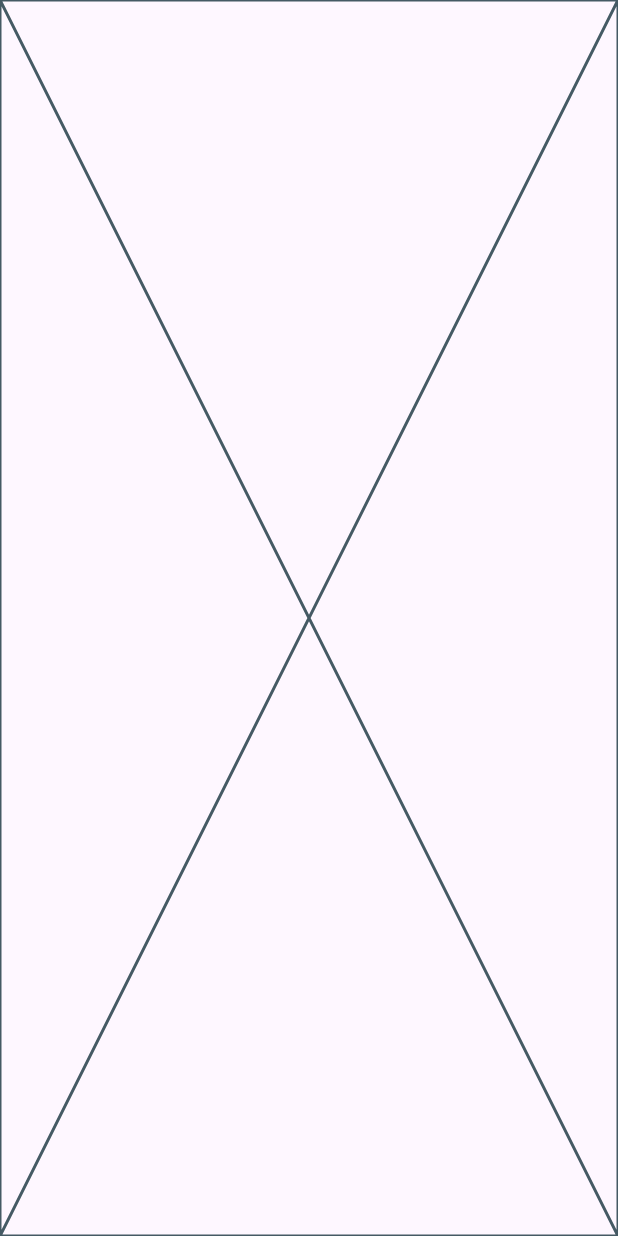
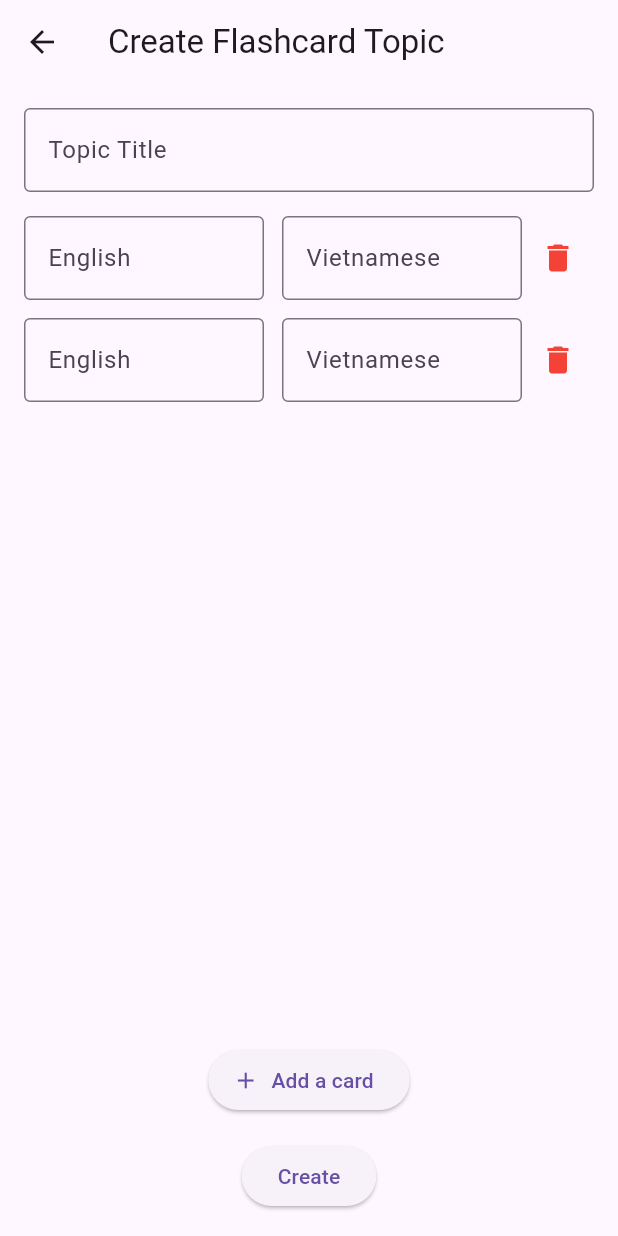
Before and after one commit to Hoangthingoc216/2025_LTTBDD_N04_Nhom_Ngoc, a Flutter app: the FlashcardScreen screen opened directly, on a phone screen of 412 x 824 dp. Run offline on Flutter 3.47's test engine with Material 3 defaults, Android fonts, the phone set to English and light mode, and no system bars; our stand-ins replace cloud_firestore, firebase_auth, firebase_core, google_sign_in; accounts and stored records are empty.

Commit message:
Chỉnh sửa giao diện home, viết khung cho giao diện flashcards

```diff
--- a/Flashcard_app/lib/models/flashcard_model.dart
+++ b/Flashcard_app/lib/models/flashcard_model.dart
@@ -1,12 +1,21 @@
 import 'package:flutter/material.dart';
 
 class FlashcardTopic {
-  final String title; // Tên chủ đề
-  final List<Map<String, String>>
-  words; // Danh sách các từ (word + meaning)
+  String? id;
+  String title;
+  List<Map<String, String>> words;
 
-  FlashcardTopic({
-    required this.title,
-    required this.words,
-  });
+  FlashcardTopic({this.id, required this.title, required this.words});
+
+  Map<String, dynamic> toMap() {
+    return {'title': title, 'words': words};
+  }
+
+  factory FlashcardTopic.fromFirestore(String id, Map<String, dynamic> data) {
+    return FlashcardTopic(
+      id: id,
+      title: data['title'] ?? '',
+      words: List<Map<String, String>>.from(data['words'] ?? []),
+    );
+  }
 }
--- a/Flashcard_app/lib/screens/flashcard_screen.dart
+++ b/Flashcard_app/lib/screens/flashcard_screen.dart
@@ -1,17 +1,18 @@
 import 'package:flutter/material.dart';
+import 'package:flashcard_app/models/flashcard_model.dart';
+import 'package:flashcard_app/services/firestore_service.dart';
 
 class FlashcardScreen extends StatefulWidget {
   const FlashcardScreen({super.key});
 
   @override
-  State<FlashcardScreen> createState() =>
-      _FlashcardScreenState();
+  State<FlashcardScreen> createState() => _FlashcardScreenState();
 }
 
 class _FlashcardScreenState extends State<FlashcardScreen> {
-  final TextEditingController _titleController =
-      TextEditingController();
+  final TextEditingController _titleController = TextEditingController();
   List<Map<String, TextEditingController>> flashcards = [];
+
   @override
   void initState() {
     super.initState();
@@ -26,6 +27,111 @@ class _FlashcardScreenState extends State<FlashcardScreen> {
   }
 
   Widget build(BuildContext context) {
-    return const Placeholder();
+    return Scaffold(
+      appBar: AppBar(title: Text('Create Flashcard Topic')),
+      body: Padding(
+        padding: EdgeInsets.all(16.0),
+        child: Column(
+          children: [
+            TextField(
+              controller: _titleController,
+              decoration: InputDecoration(
+                labelText: 'Topic Title',
+                border: OutlineInputBorder(),
+              ),
+            ),
+            SizedBox(height: 16),
+
+            Expanded(
+              child: ListView.builder(
+                itemCount: flashcards.length,
+                itemBuilder: (context, index) {
+                  return Padding(
+                    padding: const EdgeInsets.only(bottom: 12.0),
+                    child: Row(
+                      children: [
+                        Expanded(
+                          child: TextField(
+                            controller: flashcards[index]['en'],
+                            decoration: InputDecoration(
+                              labelText: 'English',
+                              border: OutlineInputBorder(),
+                            ),
+                          ),
+                        ),
+                        SizedBox(width: 12),
+
+                        Expanded(
+                          child: TextField(
+                            controller: flashcards[index]['vi'],
+                            decoration: InputDecoration(
+                              labelText: 'Vietnamese',
+                              border: OutlineInputBorder(),
+                            ),
+                          ),
+                        ),
+                        IconButton(
+                          onPressed: () {
+                            setState(() {
+                              flashcards.removeAt(index);
+                            });
+                          },
+                          icon: Icon(Icons.delete, color: Colors.red),
+                        ),
+                      ],
+                    ),
+                  );
+                },
+              ),
+            ),
+
+            ElevatedButton.icon(
+              onPressed: () {
+                setState(() {
+                  flashcards.add({
+                    'en': TextEditingController(),
+                    'vi': TextEditingController(),
+                  });
+                });
+              },
+              label: Text("Add a card"),
+              icon: Icon(Icons.add),
+            ),
+            SizedBox(height: 16),
+
+            ElevatedButton(
+              onPressed: () async {
+                final topic = _titleController.text.trim();
+                if (topic.isEmpty) {
+                  ScaffoldMessenger.of(context).showSnackBar(
+                    SnackBar(content: Text('Vui long nhập tiêu đề')),
+                  );
+                  return;
+                }
+
+                final flashcardData = flashcards.map((card) {
+                  return {
+                    'en': card['en']!.text.trim(),
+                    'vi': card['vi']!.text.trim(),
+                  };
+                }).toList();
+
+                final flashcardTopic = FlashcardTopic(
+                  id: '',
+                  title: topic,
+                  words: flashcardData,
+                );
+                await FirestoreService().addFlashcardTopic(flashcardTopic);
+                ScaffoldMessenger.of(context).showSnackBar(
+                  SnackBar(content: Text('Đã lưu chủ đề flashcard!')),
+                );
+                Navigator.pop(context);
+              },
+              child: Text('Create'),
+            ),
+          ],
+        ),
+      ),
+    );
   }
 }
--- a/Flashcard_app/lib/services/firestore_service.dart
+++ b/Flashcard_app/lib/services/firestore_service.dart
@@ -0,0 +1,22 @@
+import 'package:cloud_firestore/cloud_firestore.dart';
+import 'package:flashcard_app/models/flashcard_model.dart';
+
+class FirestoreService {
+  final FirebaseFirestore data = FirebaseFirestore.instance;
+
+  Future<void> addFlashcardTopic(FlashcardTopic topic) async {
+    await data.collection('flashcard_topics').add(topic.toMap());
+  }
+
+  Future<List<FlashcardTopic>> getFlashcardTopics() async {
+    QuerySnapshot snapshot = await data.collection('flashcard_topics').get();
+    return snapshot.docs
+        .map(
+          (doc) => FlashcardTopic.fromFirestore(
+            doc.id,
+            doc.data() as Map<String, dynamic>,
+          ),
+        )
+        .toList();
+  }
+}
```
Also changed, not shown: Flashcard_app/lib/screens/home_screen.dart (+20 -7 lines), Flashcard_app/lib/screens/login_screen.dart (+10 -4 lines).
